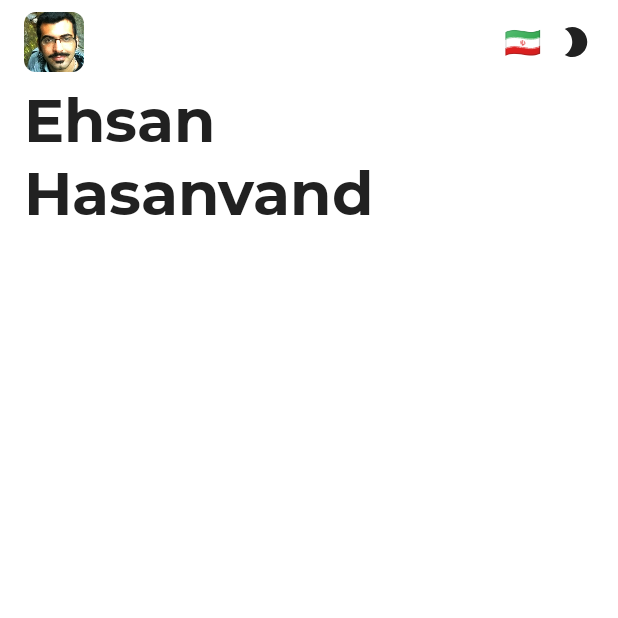
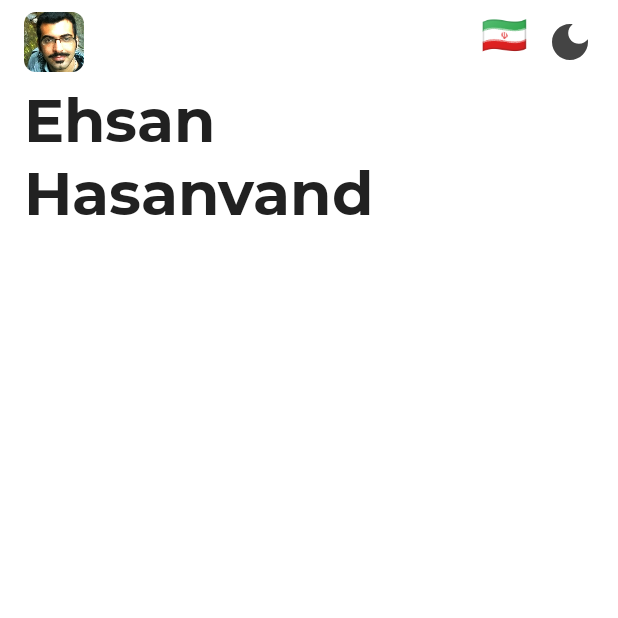
Before and after one commit to ehsanhvd/JetpackComposePlayground, an Android app built with Jetpack Compose: the screen it shows after launch (MainActivity), on a phone screen of 412 x 824 dp, the top half of it. Run offline under Robolectric (Android 15) with nearby library versions, the phone set to English and light mode, and no system bars; our stand-ins replace Dagger/Hilt's generated code.

Commit message:
icon & texts improvements

```diff
--- a/app/src/main/java/com/hvd/portfolio/ui/activity/main/TopHeader.kt
+++ b/app/src/main/java/com/hvd/portfolio/ui/activity/main/TopHeader.kt
@@ -5,11 +5,12 @@ import androidx.compose.foundation.layout.*
 import androidx.compose.foundation.shape.RoundedCornerShape
 import androidx.compose.material.Icon
 import androidx.compose.material.icons.Icons
-import androidx.compose.material.icons.filled.ModeNight
+import androidx.compose.material.icons.filled.DarkMode
 import androidx.compose.runtime.Composable
 import androidx.compose.ui.Alignment
 import androidx.compose.ui.Modifier
 import androidx.compose.ui.draw.clip
+import androidx.compose.ui.graphics.Color
 import androidx.compose.ui.res.painterResource
 import androidx.compose.ui.res.stringResource
 import androidx.compose.ui.text.font.FontWeight
@@ -50,7 +51,13 @@ fun TopRow() {
 
         Spacer(modifier = Modifier.weight(1f))
 
-        MontserratTextButton("\uD83C\uDDEE\uD83C\uDDF7", fontSize = 20.sp)
-        Icon(Icons.Filled.ModeNight, "Night mode")
+        MontserratTextButton("\uD83C\uDDEE\uD83C\uDDF7", fontSize = 25.sp)
+        Icon(
+            Icons.Filled.DarkMode,
+            modifier = Modifier
+                .width(32.dp)
+                .height(32.dp), contentDescription = "Night mode",
+            tint = Color.DarkGray
+        )
     }
 }
--- a/app/src/main/java/com/hvd/portfolio/ui/composable/Texts.kt
+++ b/app/src/main/java/com/hvd/portfolio/ui/composable/Texts.kt
@@ -1,8 +1,6 @@
 package com.hvd.portfolio.ui.composable
 
-import androidx.compose.foundation.layout.Box
-import androidx.compose.foundation.layout.height
-import androidx.compose.foundation.layout.width
+import androidx.compose.foundation.layout.*
 import androidx.compose.material.Text
 import androidx.compose.runtime.Composable
 import androidx.compose.ui.Alignment
@@ -40,13 +38,20 @@ fun VazirTextButton(text: String) {
 }
 
 @Composable
-fun MontserratTextButton(text: String, fontSize: TextUnit = TextUnit.Unspecified,) {
+fun MontserratTextButton(text: String, fontSize: TextUnit = TextUnit.Unspecified) {
     Box(
         Modifier
-            .height(48.dp)
-            .width(48.dp), Alignment.Center
+            .height(56.dp)
+            .width(56.dp), Alignment.Center
     ) {
-        MontserratText(text, fontSize = fontSize, textAlign = TextAlign.Center)
+        MontserratText(
+            text,
+            Modifier
+                .fillMaxHeight()
+                .fillMaxWidth(),
+            fontSize = fontSize,
+            textAlign = TextAlign.Center
+        )
     }
 }
 
```
